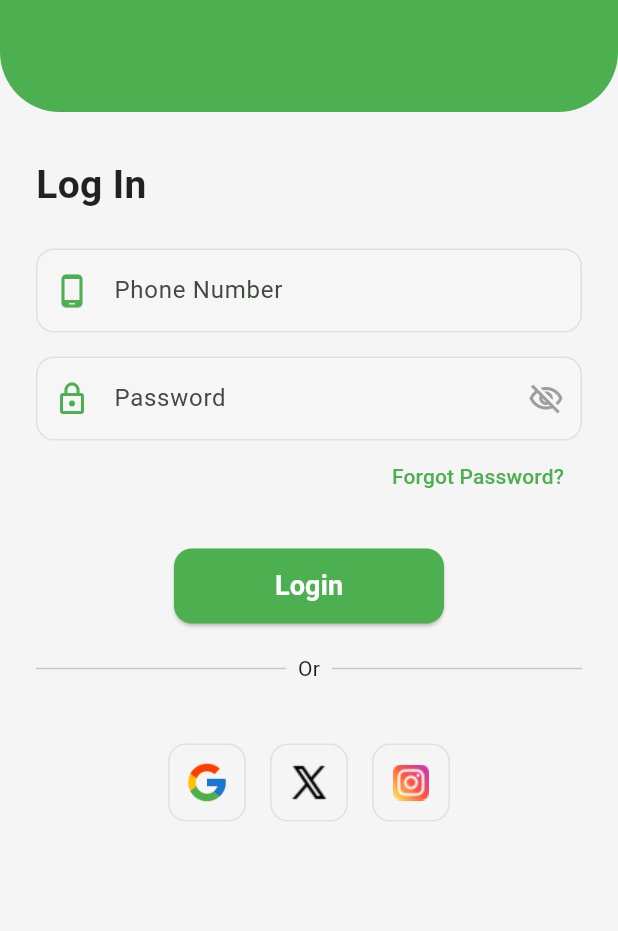
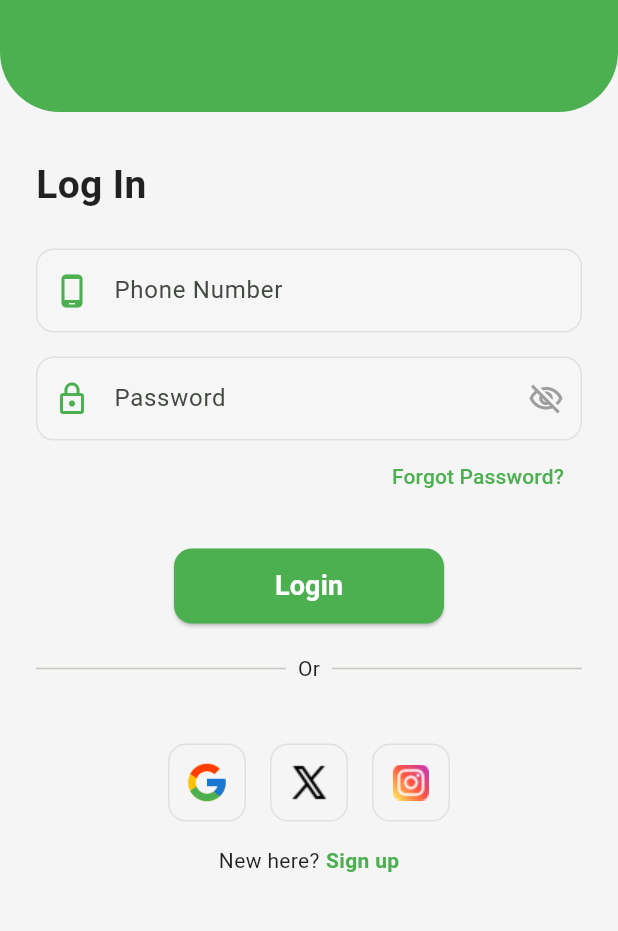
Before and after one commit to rismanitalst/KB1179-1123150058-uts, a Flutter app: the Login screen opened by its route, on a phone screen of 412 x 824 dp, the part 188-1119 px from its top. Run offline on Flutter 3.47's test engine with Material 3 defaults, Android fonts, the phone set to English and light mode, and no system bars.

Commit message:
loginPage: add text sign up?

```diff
--- a/lib/screen/login.dart
+++ b/lib/screen/login.dart
@@ -206,7 +206,25 @@ class _LoginState extends State<Login> {
                       ],
                     ),
 
-
+                //baris untuk sign up
+                const SizedBox(height: 16),
+                  Row(
+                  mainAxisAlignment: MainAxisAlignment.center,
+                  children: const [
+                Text(
+                "New here?",
+                style: TextStyle(color: Colors.black87),
+                ),
+                SizedBox(width: 4),
+                Text(
+                "Sign up",
+                style: TextStyle(
+                color: Colors.green,
+                fontWeight: FontWeight.bold,
+                  ),
+                ),
+                      ],
+                    ),
                   ],
                 ),
               ),
```
